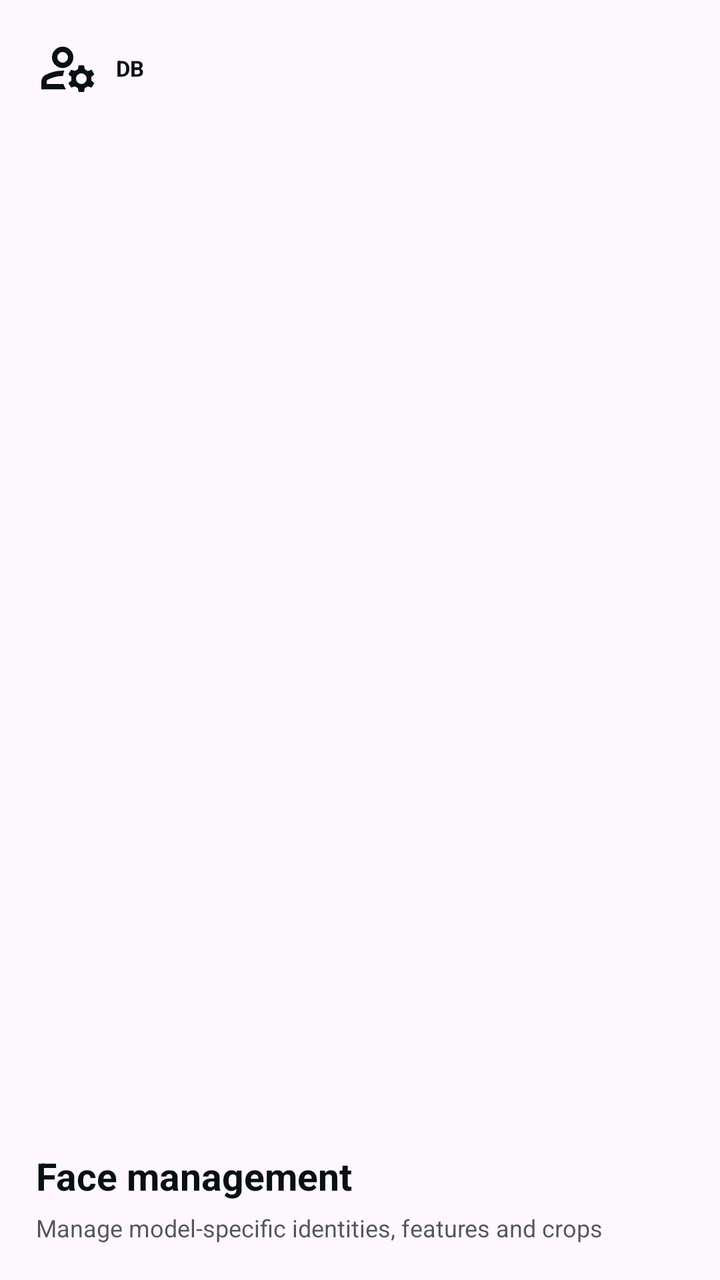
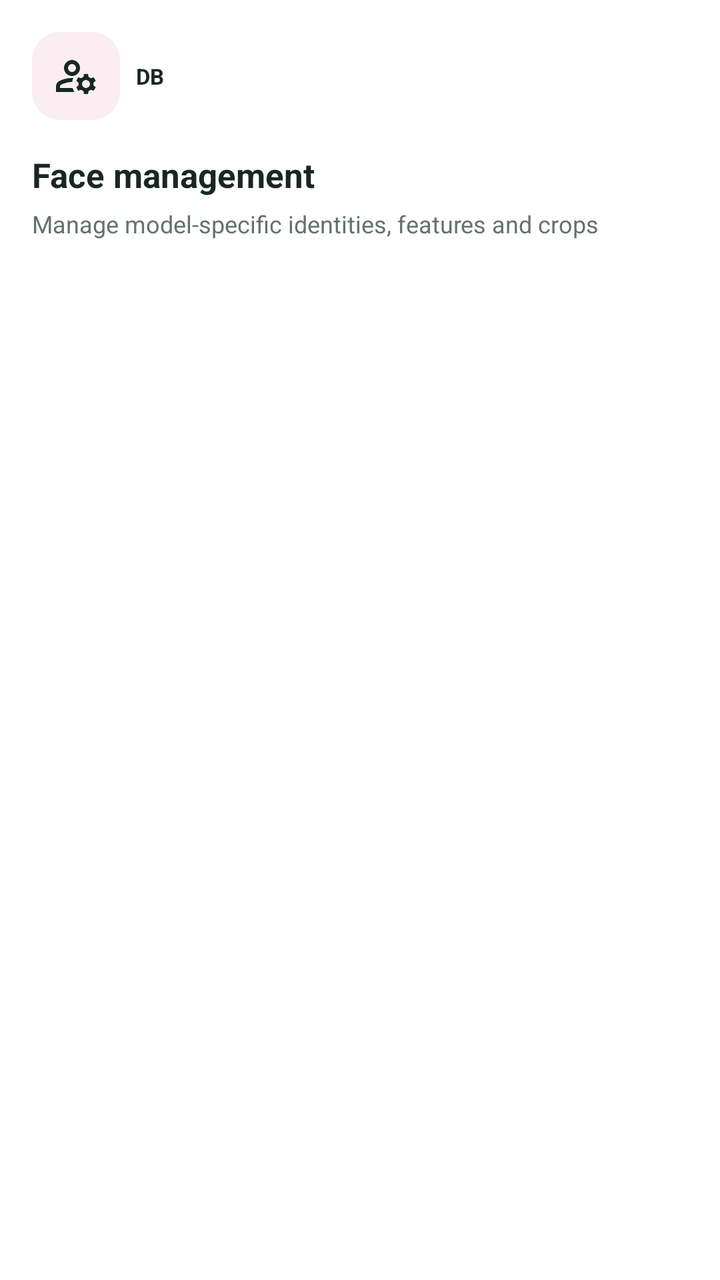

Before-and-after screenshots of an Android layout around one commit, followed by the original layout XML and the change that was made.
<!-- AndroidManifest.xml: application theme Theme.InspireFaceExample -->
<!-- res/layout/item_home_management.xml -->
<?xml version="1.0" encoding="utf-8"?>
<LinearLayout xmlns:android="http://schemas.android.com/apk/res/android"
    android:layout_width="match_parent"
    android:layout_height="match_parent"
    android:gravity="bottom"
    android:orientation="vertical"
    android:padding="18dp">

    <LinearLayout
        android:layout_width="match_parent"
        android:layout_height="wrap_content"
        android:gravity="center_vertical"
        android:orientation="horizontal">

        <ImageView
            android:layout_width="32dp"
            android:layout_height="32dp"
            android:contentDescription="@null"
            android:importantForAccessibility="no"
            android:src="@drawable/ic_home_management" />

        <TextView
            android:layout_width="wrap_content"
            android:layout_height="wrap_content"
            android:layout_marginStart="8dp"
            android:text="@string/menu_badge_management"
            android:textColor="@color/home_tile_text_dark"
            android:textSize="11sp"
            android:textStyle="bold" />
    </LinearLayout>

    <Space
        android:layout_width="1dp"
        android:layout_height="0dp"
        android:layout_weight="1" />

    <TextView
        android:layout_width="match_parent"
        android:layout_height="wrap_content"
        android:text="@string/face_management_title"
        android:textColor="@color/home_tile_text_dark"
        android:textSize="19sp"
        android:textStyle="bold" />

    <TextView
        android:layout_width="match_parent"
        android:layout_height="wrap_content"
        android:layout_marginTop="5dp"
        android:maxLines="2"
        android:text="@string/home_management_desc"
        android:textColor="@color/home_tile_text_dark_secondary"
        android:textSize="12sp" />
</LinearLayout>
<!-- resources referenced by this layout -->
<resources>
  <color name="home_tile_text_dark">#FF07110F</color>
  <color name="home_tile_text_dark_secondary">#B307110F</color>
  <style name="Base.Theme.InspireFaceExample" parent="Theme.Material3.DayNight.NoActionBar">
          
          
      </style>
  <!-- unchanged entries left out for length: 5 -->
</resources>

<!-- the commit's change to res/layout/item_home_management.xml (unified diff, before → after) -->
@@ -1,10 +1,11 @@
 <?xml version="1.0" encoding="utf-8"?>
 <LinearLayout xmlns:android="http://schemas.android.com/apk/res/android"
     android:layout_width="match_parent"
-    android:layout_height="match_parent"
-    android:gravity="bottom"
+    android:layout_height="wrap_content"
+    android:gravity="top"
+    android:minHeight="184dp"
     android:orientation="vertical"
-    android:padding="18dp">
+    android:padding="16dp">
 
     <LinearLayout
         android:layout_width="match_parent"
@@ -13,8 +14,11 @@
         android:orientation="horizontal">
 
         <ImageView
-            android:layout_width="32dp"
-            android:layout_height="32dp"
+            android:background="@drawable/bg_home_icon"
+            android:backgroundTint="@color/home_tile_pink"
+            android:padding="10dp"
+            android:layout_width="44dp"
+            android:layout_height="44dp"
             android:contentDescription="@null"
             android:importantForAccessibility="no"
             android:src="@drawable/ic_home_management" />
@@ -31,23 +35,24 @@
 
     <Space
         android:layout_width="1dp"
-        android:layout_height="0dp"
-        android:layout_weight="1" />
+        android:layout_height="16dp" />
 
     <TextView
         android:layout_width="match_parent"
         android:layout_height="wrap_content"
         android:text="@string/face_management_title"
         android:textColor="@color/home_tile_text_dark"
-        android:textSize="19sp"
+        android:textSize="17sp"
+        android:maxLines="2"
         android:textStyle="bold" />
 
     <TextView
         android:layout_width="match_parent"
         android:layout_height="wrap_content"
         android:layout_marginTop="5dp"
-        android:maxLines="2"
+        android:maxLines="3"
         android:text="@string/home_management_desc"
         android:textColor="@color/home_tile_text_dark_secondary"
-        android:textSize="12sp" />
+        android:textSize="12sp"
+        android:lineSpacingExtra="1dp" />
 </LinearLayout>
<!-- resource entries referenced after the edit -->
@@ -1,10 +1,106 @@
 <!-- resources referenced by this layout -->
 <resources>
-  <color name="home_tile_text_dark">#FF07110F</color>
-  <color name="home_tile_text_dark_secondary">#B307110F</color>
-  <style name="Base.Theme.InspireFaceExample" parent="Theme.Material3.DayNight.NoActionBar">
-          
-          
+  <color name="home_tile_pink">#FAEEF2</color>
+  <color name="home_tile_text_dark">#192722</color>
+  <color name="home_tile_text_dark_secondary">#64726E</color>
+  <!-- drawable bg_home_icon (drawable) -->
+  <shape xmlns:android="http://schemas.android.com/apk/res/android" android:shape="rectangle">
+      <solid android:color="@color/home_surface" />
+      <corners android:radius="14dp" />
+  </shape>
+  <color name="home_surface">#F5F7F8</color>
+  <style name="Base.Theme.InspireFaceExample" parent="Theme.Material3.Light.NoActionBar">
+          <item name="android:windowBackground">@color/home_background</item>
+          <item name="android:statusBarColor">@android:color/transparent</item>
+          <item name="android:navigationBarColor">@color/home_background</item>
+          <item name="android:windowLightStatusBar">true</item>
+          <item name="android:windowAnimationStyle">@style/AppWindowAnimation</item>
+          <item name="android:colorAccent">@color/liveness_accent</item>
+          <item name="colorPrimary">@color/liveness_accent</item>
+          <item name="colorOnPrimary">@color/white</item>
+          <item name="colorPrimaryContainer">@color/plus_accent_soft</item>
+          <item name="colorOnPrimaryContainer">@color/liveness_accent</item>
+          <item name="colorSecondary">@color/liveness_accent</item>
+          <item name="colorSecondaryContainer">@color/plus_accent_soft</item>
+          <item name="colorOnSecondaryContainer">@color/home_text_primary</item>
+          <item name="colorSurface">@color/home_background</item>
+          <item name="colorSurfaceVariant">@color/home_surface</item>
+          <item name="colorOnSurface">@color/home_text_primary</item>
+          <item name="colorOnSurfaceVariant">@color/home_text_secondary</item>
+          <item name="colorOutline">@color/home_stroke</item>
+          <item name="colorControlHighlight">#14237D63</item>
+          <item name="materialButtonStyle">@style/AppButton</item>
+          <item name="materialButtonOutlinedStyle">@style/AppButton.Outlined</item>
+          <item name="buttonBarPositiveButtonStyle">@style/AppButton.Text</item>
+          <item name="buttonBarNegativeButtonStyle">@style/AppButton.Text</item>
+          <item name="materialAlertDialogTheme">@style/ThemeOverlay.InspireFaceExample.PlusConsent</item>
+          <item name="shapeAppearanceSmallComponent">@style/AppShape.Small</item>
+          <item name="shapeAppearanceMediumComponent">@style/AppShape.Medium</item>
+          <item name="chipStyle">@style/AppChip</item>
+      </style>
+  <color name="home_background">#FFFFFF</color>
+  <style name="AppWindowAnimation" parent="@android:style/Animation.Activity">
+          <item name="android:activityOpenEnterAnimation">@anim/app_page_enter</item>
+          <item name="android:activityOpenExitAnimation">@anim/app_page_dim</item>
+          <item name="android:activityCloseEnterAnimation">@anim/app_page_return</item>
+          <item name="android:activityCloseExitAnimation">@anim/app_page_exit</item>
+      </style>
+  <color name="liveness_accent">#237D63</color>
+  <color name="white">#FFFFFFFF</color>
+  <color name="plus_accent_soft">#EDF6F1</color>
+  <color name="home_text_primary">#192722</color>
+  <color name="home_text_secondary">#64726E</color>
+  <color name="home_stroke">#E8EDEF</color>
+  <style name="AppButton" parent="Widget.Material3.Button">
+          <item name="android:minHeight">48dp</item>
+          <item name="android:textAllCaps">false</item>
+          <item name="android:fontFamily">sans-serif-medium</item>
+          <item name="android:stateListAnimator">@animator/plus_button_press</item>
+          <item name="android:textColor">@color/app_button_text</item>
+          <item name="backgroundTint">@color/app_button_background</item>
+          <item name="cornerRadius">16dp</item>
+      </style>
+  <style name="AppButton.Outlined" parent="Widget.Material3.Button.OutlinedButton">
+          <item name="android:minHeight">48dp</item>
+          <item name="android:textAllCaps">false</item>
+          <item name="android:textColor">@color/app_control_text</item>
+          <item name="android:stateListAnimator">@animator/plus_button_press</item>
+          <item name="strokeColor">@color/home_stroke</item>
+          <item name="cornerRadius">16dp</item>
+      </style>
+  <style name="AppButton.Text" parent="Widget.Material3.Button.TextButton">
+          <item name="android:minHeight">48dp</item>
+          <item name="android:textAllCaps">false</item>
+          <item name="android:stateListAnimator">@animator/plus_button_press</item>
+          <item name="android:textColor">@color/app_control_text</item>
+      </style>
+  <style name="ThemeOverlay.InspireFaceExample.PlusConsent" parent="ThemeOverlay.Material3.MaterialAlertDialog">
+          <item name="colorSurface">@color/plus_background</item>
+          <item name="colorOnSurface">@color/plus_text</item>
+          <item name="colorOnSurfaceVariant">@color/plus_text_secondary</item>
+          <item name="colorPrimary">@color/plus_accent</item>
+          <item name="android:windowAnimationStyle">@style/PlusConsentWindowAnimation</item>
+          <item name="android:backgroundDimAmount">0.22</item>
+      </style>
+  <style name="AppShape.Small" parent="ShapeAppearance.Material3.SmallComponent">
+          <item name="cornerSize">12dp</item>
+      </style>
+  <style name="AppShape.Medium" parent="ShapeAppearance.Material3.MediumComponent">
+          <item name="cornerSize">22dp</item>
+      </style>
+  <style name="AppChip" parent="Widget.Material3.Chip.Filter">
+          <item name="chipBackgroundColor">@color/app_segment_background</item>
+          <item name="android:textColor">@color/app_control_text</item>
+          <item name="chipStrokeColor">@color/home_stroke</item>
+          <item name="android:stateListAnimator">@animator/plus_button_press</item>
+      </style>
+  <color name="plus_background">#FFFFFF</color>
+  <color name="plus_text">#192722</color>
+  <color name="plus_text_secondary">#64726E</color>
+  <color name="plus_accent">#237D63</color>
+  <style name="PlusConsentWindowAnimation">
+          <item name="android:windowEnterAnimation">@anim/plus_dialog_enter</item>
+          <item name="android:windowExitAnimation">@anim/plus_dialog_exit</item>
       </style>
   <!-- unchanged entries left out for length: 5 -->
 </resources>
